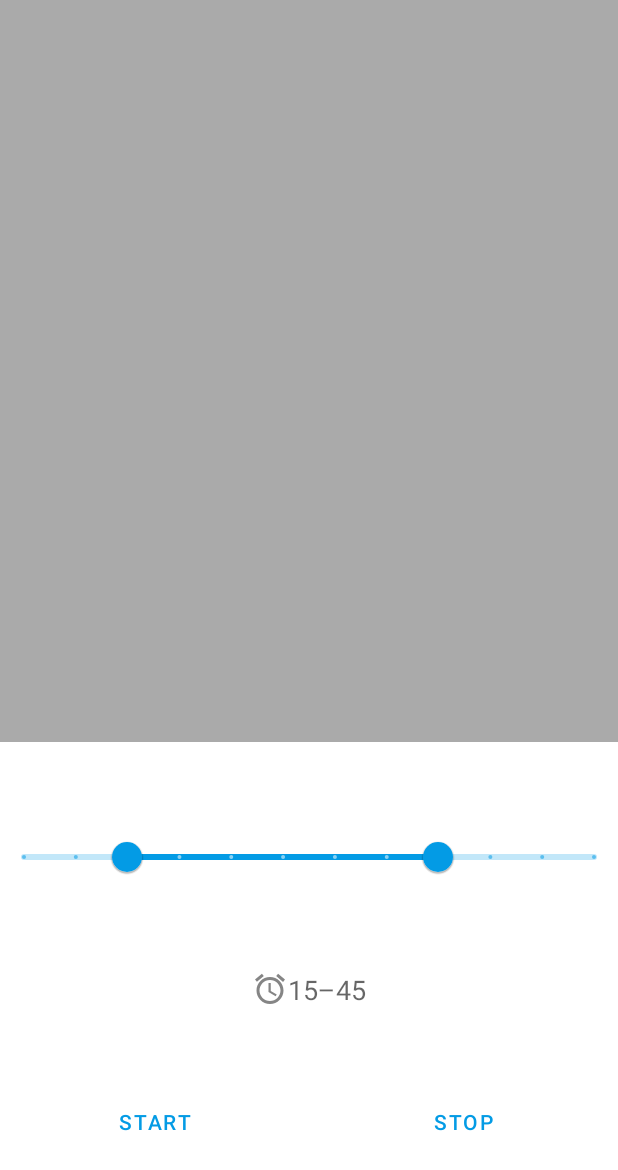
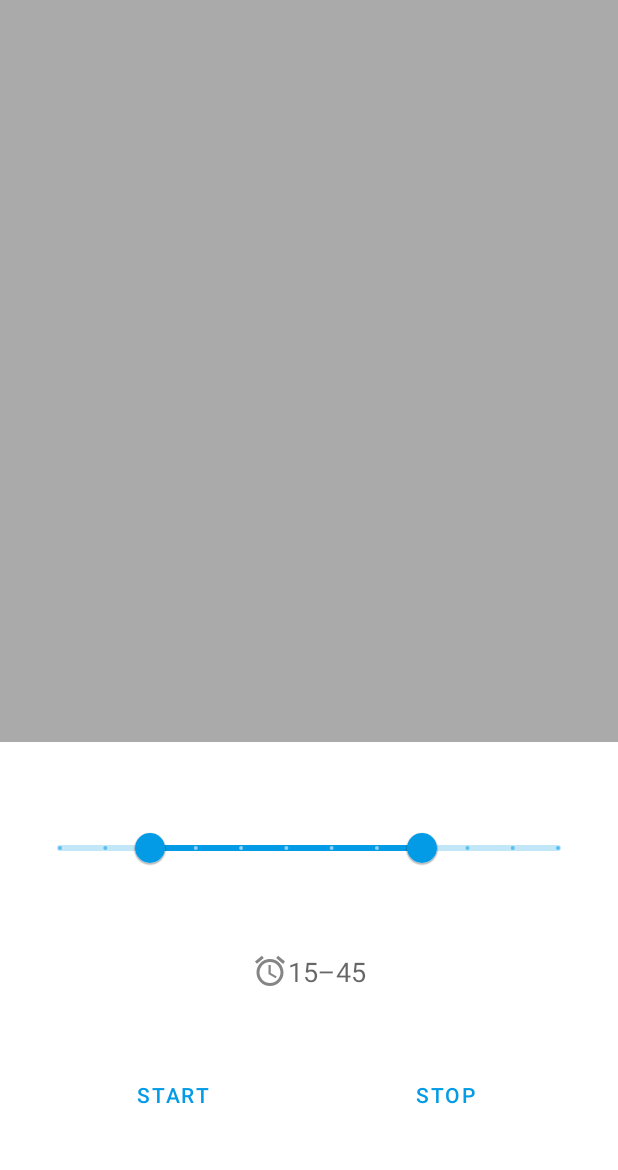
Before and after one commit to ushtipak/straighten-neck-for-kids, an Android app: the screen it shows after launch (MainActivity), on a phone screen of 412 x 824 dp. Shown: the top 1170 px of the screen. Run offline under Robolectric (Android 15) with nearby library versions, the phone set to English and light mode, and no system bars.

Commit message:
Add some padding for the slider :)

```diff
--- a/app/src/main/res/layout/activity_main.xml
+++ b/app/src/main/res/layout/activity_main.xml
@@ -27,6 +27,11 @@
     <androidx.constraintlayout.widget.ConstraintLayout
         android:layout_width="match_parent"
         android:layout_height="0dp"
+        android:layout_marginStart="24dp"
+        android:layout_marginLeft="24dp"
+        android:layout_marginEnd="24dp"
+        android:layout_marginRight="24dp"
+        android:layout_marginBottom="24dp"
         app:layout_constraintBottom_toBottomOf="parent"
         app:layout_constraintEnd_toEndOf="parent"
         app:layout_constraintStart_toStartOf="parent"
```
